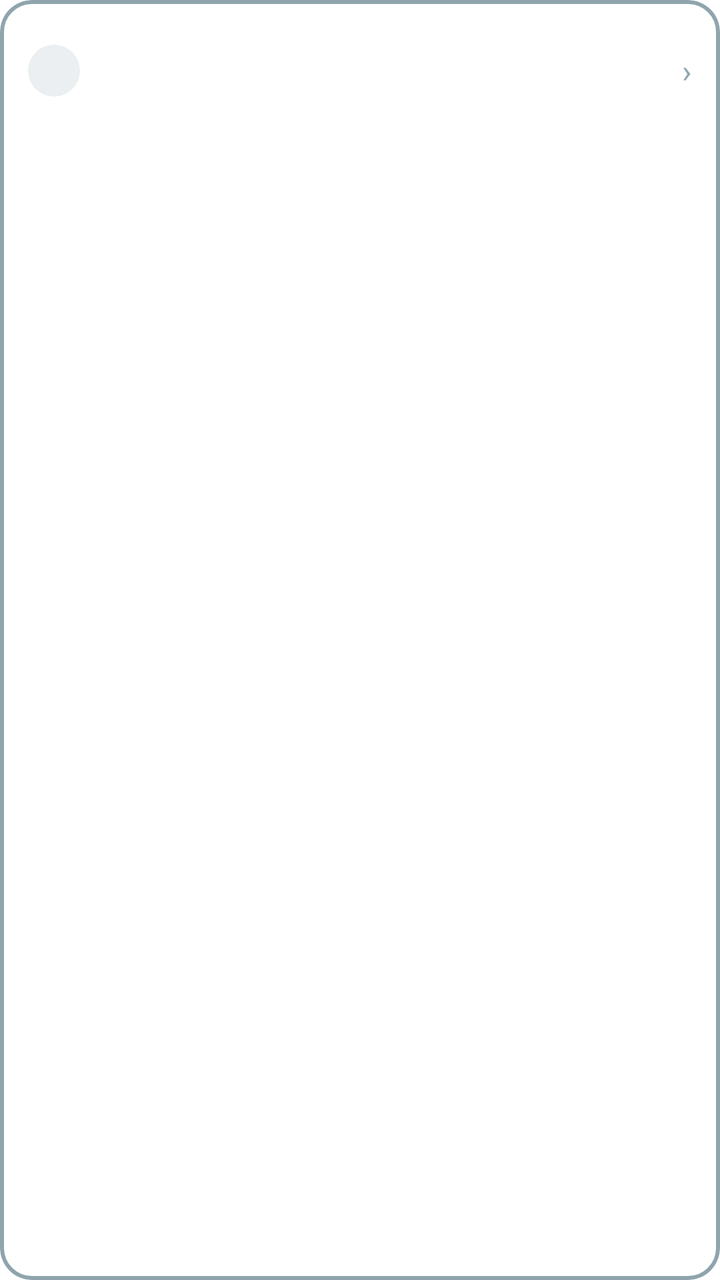
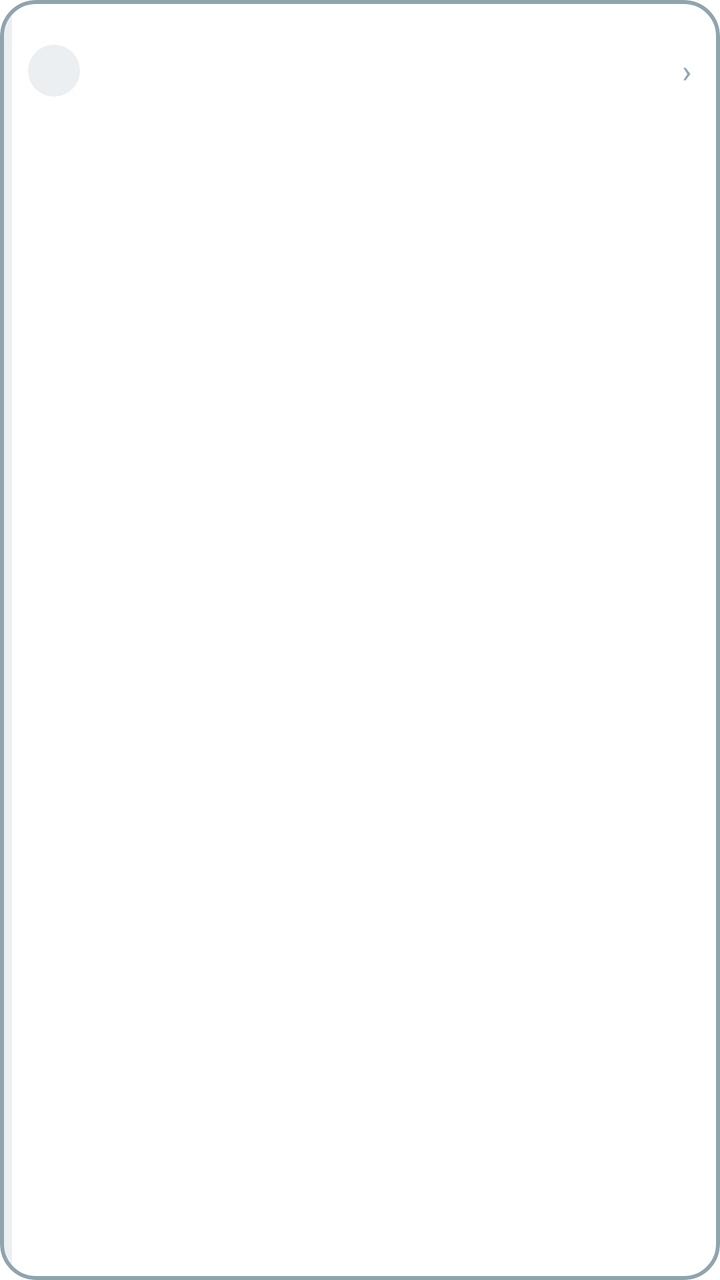

Before-and-after screenshots of an Android layout around one commit, followed by the original layout XML and the change that was made.
<!-- AndroidManifest.xml: application theme Theme.GymHelper -->
<!-- res/layout/item_training_menu.xml -->
<?xml version="1.0" encoding="utf-8"?>
<com.google.android.material.card.MaterialCardView xmlns:android="http://schemas.android.com/apk/res/android"
    xmlns:app="http://schemas.android.com/apk/res-auto"
    android:id="@+id/trainingCard"
    android:layout_width="match_parent"
    android:layout_height="wrap_content"
    android:layout_marginBottom="10dp"
    android:clickable="true"
    android:focusable="true"
    android:foreground="?attr/selectableItemBackground"
    app:cardBackgroundColor="@color/card_surface"
    app:cardCornerRadius="16dp"
    app:cardElevation="0dp"
    app:strokeColor="@color/card_stroke_default"
    app:strokeWidth="2dp">

    <LinearLayout
        android:layout_width="match_parent"
        android:layout_height="wrap_content"
        android:gravity="center_vertical"
        android:orientation="horizontal"
        android:padding="14dp">

        <TextView
            android:id="@+id/trainingStatusBadge"
            android:layout_width="26dp"
            android:layout_height="26dp"
            android:background="@drawable/bg_badge_circle"
            android:gravity="center"
            android:textAppearance="@style/TextAppearance.MaterialComponents.Body2"
            android:textStyle="bold" />

        <LinearLayout
            android:layout_width="0dp"
            android:layout_height="wrap_content"
            android:layout_marginStart="12dp"
            android:layout_weight="1"
            android:orientation="vertical">

            <TextView
                android:id="@+id/trainingTitleText"
                android:layout_width="match_parent"
                android:layout_height="wrap_content"
                android:textAppearance="@style/TextAppearance.MaterialComponents.Subtitle1"
                android:textStyle="bold" />

            <TextView
                android:id="@+id/trainingSummaryText"
                android:layout_width="match_parent"
                android:layout_height="wrap_content"
                android:layout_marginTop="2dp"
                android:textAppearance="@style/TextAppearance.MaterialComponents.Body2" />
        </LinearLayout>

        <TextView
            android:layout_width="wrap_content"
            android:layout_height="wrap_content"
            android:layout_marginStart="10dp"
            android:text="›"
            android:textAppearance="@style/TextAppearance.MaterialComponents.Subtitle1"
            android:textColor="@color/card_stroke_default" />
    </LinearLayout>
</com.google.android.material.card.MaterialCardView>
<!-- resources referenced by this layout -->
<resources>
  <color name="card_stroke_default">#90A4AE</color>
  <color name="card_surface">#FFFFFF</color>
  <!-- drawable bg_badge_circle (drawable) -->
  <?xml version="1.0" encoding="utf-8"?>
  <shape xmlns:android="http://schemas.android.com/apk/res/android" android:shape="oval">
      <solid android:color="@color/status_pending" />
  </shape>
  <style name="Theme.GymHelper" parent="Theme.MaterialComponents.DayNight.NoActionBar">
          <item name="colorPrimary">@color/primary</item>
          <item name="colorPrimaryVariant">@color/primary_dark</item>
          <item name="colorSecondary">@color/accent</item>
          <item name="android:statusBarColor" tools:targetApi="l">@color/primary_dark</item>
      </style>
  <color name="status_pending">#ECEFF1</color>
  <color name="primary">#1B5E20</color>
  <color name="primary_dark">#003300</color>
  <color name="accent">#81C784</color>
</resources>

<!-- the commit's change to res/layout/item_training_menu.xml (unified diff, before → after) -->
@@ -9,55 +9,70 @@
     android:focusable="true"
     android:foreground="?attr/selectableItemBackground"
     app:cardBackgroundColor="@color/card_surface"
-    app:cardCornerRadius="16dp"
+    app:cardCornerRadius="18dp"
     app:cardElevation="0dp"
     app:strokeColor="@color/card_stroke_default"
     app:strokeWidth="2dp">
 
-    <LinearLayout
+    <FrameLayout
         android:layout_width="match_parent"
-        android:layout_height="wrap_content"
-        android:gravity="center_vertical"
-        android:orientation="horizontal"
-        android:padding="14dp">
+        android:layout_height="wrap_content">
 
-        <TextView
-            android:id="@+id/trainingStatusBadge"
-            android:layout_width="26dp"
-            android:layout_height="26dp"
-            android:background="@drawable/bg_badge_circle"
-            android:gravity="center"
-            android:textAppearance="@style/TextAppearance.MaterialComponents.Body2"
-            android:textStyle="bold" />
+        <View
+            android:id="@+id/trainingStateStripe"
+            android:layout_width="6dp"
+            android:layout_height="match_parent"
+            android:layout_gravity="start"
+            android:background="@color/status_pending" />
 
         <LinearLayout
-            android:layout_width="0dp"
+            android:layout_width="match_parent"
             android:layout_height="wrap_content"
-            android:layout_marginStart="12dp"
-            android:layout_weight="1"
-            android:orientation="vertical">
+            android:gravity="center_vertical"
+            android:orientation="horizontal"
+            android:paddingStart="14dp"
+            android:paddingTop="14dp"
+            android:paddingEnd="14dp"
+            android:paddingBottom="14dp">
 
             <TextView
-                android:id="@+id/trainingTitleText"
-                android:layout_width="match_parent"
-                android:layout_height="wrap_content"
-                android:textAppearance="@style/TextAppearance.MaterialComponents.Subtitle1"
+                android:id="@+id/trainingStatusBadge"
+                android:layout_width="26dp"
+                android:layout_height="26dp"
+                android:background="@drawable/bg_badge_circle"
+                android:gravity="center"
+                android:textAppearance="@style/TextAppearance.MaterialComponents.Body2"
                 android:textStyle="bold" />
 
+            <LinearLayout
+                android:layout_width="0dp"
+                android:layout_height="wrap_content"
+                android:layout_marginStart="12dp"
+                android:layout_weight="1"
+                android:orientation="vertical">
+
+                <TextView
+                    android:id="@+id/trainingTitleText"
+                    android:layout_width="match_parent"
+                    android:layout_height="wrap_content"
+                    android:textAppearance="@style/TextAppearance.MaterialComponents.Subtitle1"
+                    android:textStyle="bold" />
+
+                <TextView
+                    android:id="@+id/trainingSummaryText"
+                    android:layout_width="match_parent"
+                    android:layout_height="wrap_content"
+                    android:layout_marginTop="2dp"
+                    android:textAppearance="@style/TextAppearance.MaterialComponents.Body2" />
+            </LinearLayout>
+
             <TextView
-                android:id="@+id/trainingSummaryText"
-                android:layout_width="match_parent"
+                android:layout_width="wrap_content"
                 android:layout_height="wrap_content"
-                android:layout_marginTop="2dp"
-                android:textAppearance="@style/TextAppearance.MaterialComponents.Body2" />
+                android:layout_marginStart="10dp"
+                android:text="›"
+                android:textAppearance="@style/TextAppearance.MaterialComponents.Subtitle1"
+                android:textColor="@color/card_stroke_default" />
         </LinearLayout>
-
-        <TextView
-            android:layout_width="wrap_content"
-            android:layout_height="wrap_content"
-            android:layout_marginStart="10dp"
-            android:text="›"
-            android:textAppearance="@style/TextAppearance.MaterialComponents.Subtitle1"
-            android:textColor="@color/card_stroke_default" />
-    </LinearLayout>
+    </FrameLayout>
 </com.google.android.material.card.MaterialCardView>
<!-- resource entries referenced after the edit -->
@@ -11,11 +11,13 @@
           <item name="colorPrimary">@color/primary</item>
           <item name="colorPrimaryVariant">@color/primary_dark</item>
           <item name="colorSecondary">@color/accent</item>
+          <item name="android:textColorPrimary">@color/text_primary</item>
           <item name="android:statusBarColor" tools:targetApi="l">@color/primary_dark</item>
       </style>
   <color name="status_pending">#ECEFF1</color>
   <color name="primary">#1B5E20</color>
   <color name="primary_dark">#003300</color>
   <color name="accent">#81C784</color>
+  <color name="text_primary">#111111</color>
 </resources>
 
